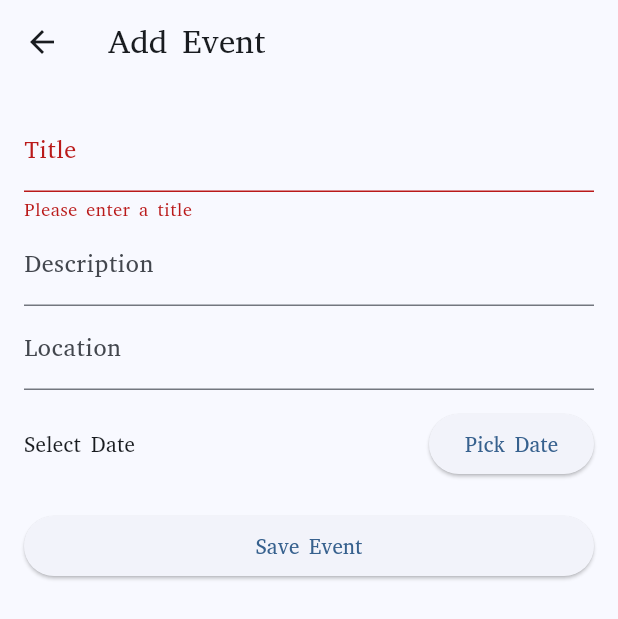
After one commit to hemen-babis/rootedpath, a Flutter app: the AddEventScreen screen opened directly, after a tap on "Save Event", on a phone screen of 412 x 824 dp. The commit adds this screen. Shown: the top 619 px of the screen. Run offline on Flutter 3.47's test engine with Material 3 defaults, Android fonts, the phone set to English and light mode, and no system bars; our stand-ins replace cloud_firestore, firebase_core, flutter_local_notifications, flutter_secure_storage, hive_flutter, shared_preferences and 1 more; missing offline and left inert: add_2_calendar; accounts and stored records are empty.

```diff
--- /dev/null
+++ b/lib/features/events/add_event_screen.dart
@@ -0,0 +1,98 @@
+import 'package:flutter/material.dart';
+import 'package:cloud_firestore/cloud_firestore.dart';
+
+class AddEventScreen extends StatefulWidget {
+  const AddEventScreen({super.key});
+
+  @override
+  State<AddEventScreen> createState() => _AddEventScreenState();
+}
+
+class _AddEventScreenState extends State<AddEventScreen> {
+  final _formKey = GlobalKey<FormState>();
+  final _titleController = TextEditingController();
+  final _descController = TextEditingController();
+  final _locationController = TextEditingController();
+  DateTime? _startDate;
+
+  Future<void> _saveEvent() async {
+    if (!_formKey.currentState!.validate() || _startDate == null) return;
+
+    try {
+      await FirebaseFirestore.instance.collection('events').add({
+        'title': _titleController.text.trim(),
+        'description': _descController.text.trim(),
+        'location': _locationController.text.trim(),
+        'start': _startDate,
+        'createdAt': FieldValue.serverTimestamp(),
+      });
+
+      if (mounted) Navigator.pop(context);
+    } catch (e) {
+      ScaffoldMessenger.of(context).showSnackBar(
+        SnackBar(content: Text("Error saving event: $e")),
+      );
+    }
+  }
+
+  @override
+  Widget build(BuildContext context) {
+    return Scaffold(
+      appBar: AppBar(title: const Text("Add Event")),
+      body: Padding(
+        padding: const EdgeInsets.all(16.0),
+        child: Form(
+          key: _formKey,
+          child: ListView(
+            children: [
+              TextFormField(
+                controller: _titleController,
+                decoration: const InputDecoration(labelText: "Title"),
+                validator: (value) =>
+                value!.isEmpty ? "Please enter a title" : null,
+              ),
+              TextFormField(
+                controller: _descController,
+                decoration: const InputDecoration(labelText: "Description"),
+              ),
+              TextFormField(
+                controller: _locationController,
+                decoration: const InputDecoration(labelText: "Location"),
+              ),
+              const SizedBox(height: 12),
+              Row(
+                children: [
+                  Text(
+                    _startDate == null
+                        ? "Select Date"
+                        : "${_startDate!.toLocal()}".split(' ')[0],
+                  ),
+                  const Spacer(),
+                  ElevatedButton(
+                    onPressed: () async {
+                      final picked = await showDatePicker(
+                        context: context,
+                        initialDate: DateTime.now(),
+                        firstDate: DateTime(2020),
+                        lastDate: DateTime(2100),
+                      );
+                      if (picked != null) {
+                        setState(() => _startDate = picked);
+                      }
+                    },
+                    child: const Text("Pick Date"),
+                  ),
+                ],
+              ),
+              const SizedBox(height: 20),
+              ElevatedButton(
+                onPressed: _saveEvent,
+                child: const Text("Save Event"),
+              ),
+            ],
+          ),
+        ),
+      ),
+    );
+  }
+}
--- a/lib/features/events/events_screen.dart
+++ b/lib/features/events/events_screen.dart
@@ -2,6 +2,7 @@ import 'package:flutter/foundation.dart' show kIsWeb;
 import 'package:flutter/material.dart';
 import 'package:add_2_calendar/add_2_calendar.dart' as add2cal;
 import 'package:cloud_firestore/cloud_firestore.dart';
+import 'add_event_screen.dart';
 
 import '../../l10n/app_localizations.dart';
 import '../../data/models/event.dart';
```
